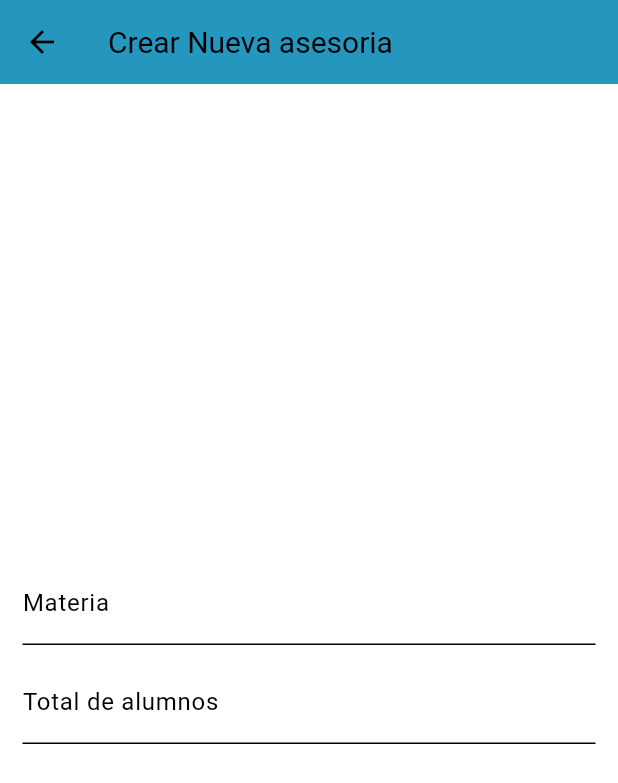
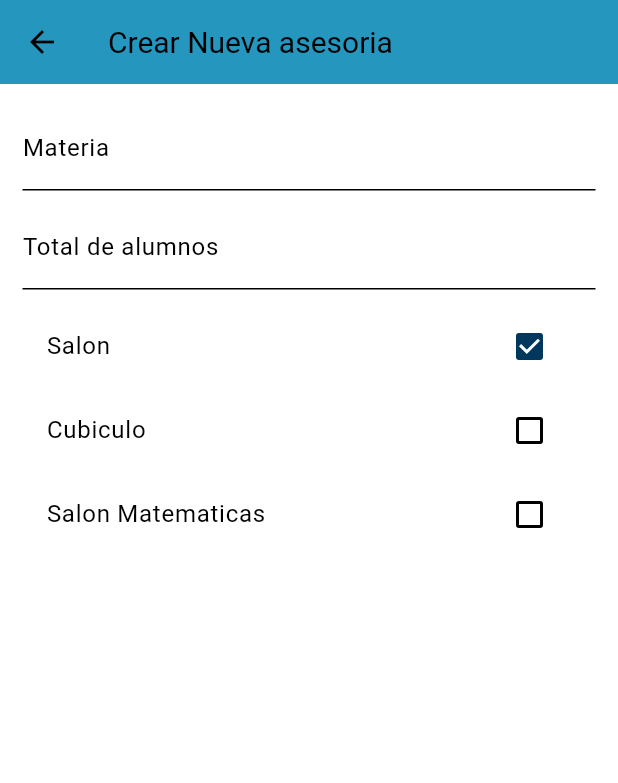
Before and after one commit to gpjrr/Asesorias_App_V2, a Flutter app: the screen it shows after launch, after a tap on "Iniciar Sesion", after a tap on the "note add" icon, on a phone screen of 412 x 824 dp. Shown: the top 783 px of the screen. Run offline on Flutter 3.47's test engine with Material 3 defaults, Android fonts, the phone set to English and light mode, and no system bars; our stand-ins replace animated_bottom_navigation_bar, flutter_spinkit, hexcolor; statements that could not run were skipped.

Commit message:
update:new Class

```diff
--- a/lib/Profesor/ClassList.dart
+++ b/lib/Profesor/ClassList.dart
@@ -43,17 +43,6 @@ class _ClassListState extends State<ClassList> {
             ),
           ],
         ),
-        floatingActionButton: FloatingActionButton(
-          onPressed: () async {
-            //if (_bottomNavIndex == 0) {
-            ///Maybe Its So Fucking wrong
-            final rslt = await Navigator.pushNamed(context, '/NewClass');
-            if (rslt != null) setState(() {});
-            //}
-          },
-          child: const Icon(Icons.note_add_outlined),
-        ),
-        floatingActionButtonLocation: FloatingActionButtonLocation.centerDocked,
         body: Center(
             child: ListView.builder(
           itemCount: 3,
--- a/lib/Profesor/NewClass.dart
+++ b/lib/Profesor/NewClass.dart
@@ -9,14 +9,17 @@ class NewClass extends StatefulWidget {
   TextEditingController materia = new TextEditingController();
   TextEditingController capacidad = new TextEditingController();
   TextEditingController lugar = new TextEditingController(); //list
+
   ///FECHA
   ///HORA
 
   @override
   State<NewClass> createState() => _NewClassState();
 }
-
 class _NewClassState extends State<NewClass> {
+  List<String> items = ['Salon', 'Cubiculo', 'Salon Matematicas'];
+  List<bool> selected = [true, false, false, false];
+  int last=0;
   @override
   Widget build(BuildContext context) {
     return Scaffold(
@@ -28,13 +31,32 @@ class _NewClassState extends State<NewClass> {
       body: Container(
           margin: EdgeInsets.all(15),
           child: Column(
-            mainAxisAlignment: MainAxisAlignment.center,
+            mainAxisAlignment: MainAxisAlignment.start,
             children: [
               TextFieldCons(control: widget.materia, hint: "Materia"),
               const SizedBox(height: 10.0),
               TextFieldCons(
-                  control: widget.capacidad, hint: "Total de alumnos"),
+                  control: widget.capacidad, hint: "Total de alumnos",type: TextInputType.number,),
               const SizedBox(height: 10.0),
+              Expanded(
+                child: ListView.builder(
+                  itemCount: items.length,
+                  itemBuilder: (context, index) {
+                    return CheckboxListTile(
+                    title: Text(items[index]),
+                    value: selected[index],
+                      onChanged: (value) {
+                        setState(() {
+                          selected[last]= false;
+                          selected[index] = true;
+                          last=index;
+                        });
+                      },
+                    );
+                  },
+                ),
+              ),
+
             ],
           )),
     );
--- a/lib/Profesor/ProfesorHome.dart
+++ b/lib/Profesor/ProfesorHome.dart
@@ -17,9 +17,9 @@ class _ProfesorHomeState extends State<ProfesorHome> {
   // by animated navigation bar
   List<IconData> iconList = [
     Icons.list_alt_outlined,
+    Icons.home_work_outlined,
     Icons.mail_outline,
-    Icons.account_box_outlined,
-    Icons.home_work_outlined
+    Icons.account_box_outlined
   ];
   int _bottomNavIndex = 0;
   @override
@@ -33,17 +33,27 @@ class _ProfesorHomeState extends State<ProfesorHome> {
         body: Container(
           child: () {
             if (_bottomNavIndex == 0)
-              //return Text('Goodbye World',style: Theme.of(context).textTheme.headlineMedium!.copyWith(color: Colors.black));
               return const ClassList();
             else if (_bottomNavIndex == 1)
+              return const PlacesList();
+            else if (_bottomNavIndex == 2)
               return const EmailList();
-            else if (_bottomNavIndex == 2)
+            else
               return const Profile(0);
-            else
-              return const PlacesList();
           }(),
         ), //destination screen
-
+        floatingActionButton: FloatingActionButton(
+          onPressed: ()  {
+            //if (_bottomNavIndex == 0) {
+            ///Maybe Its So Fucking wrong
+            //final rslt =
+             Navigator.pushNamed(context, '/NewClass');
+            //if (rslt != null) setState(() {});
+            //}
+          },
+          child: const Icon(Icons.note_add_outlined),
+        ),
+        floatingActionButtonLocation: FloatingActionButtonLocation.centerDocked,
         bottomNavigationBar: AnimatedBottomNavigationBar(
           icons: iconList,
           activeIndex: _bottomNavIndex,
```
